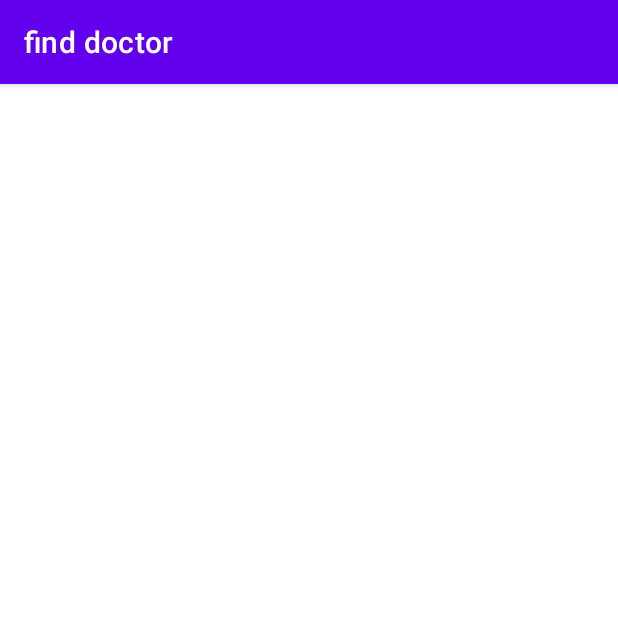
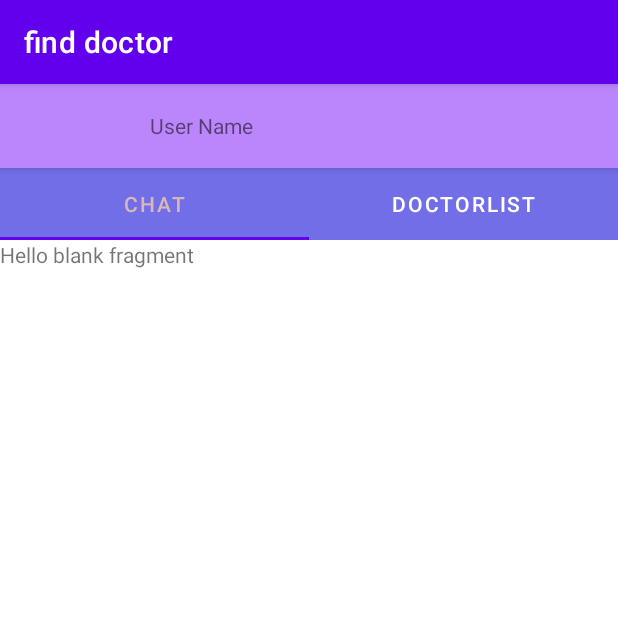
Before and after one commit to Mustakim-lab/Find-Doctor, an Android app: the DoctorChatListActivity screen opened directly, with no data from a screen before it, on a phone screen of 412 x 824 dp, the top half of it. Run offline under Robolectric (Android 15) with nearby library versions, the phone set to English and light mode, and no system bars; our stand-ins replace CircleImageView, Firebase (no records; nobody signed in at launch, a user with empty details on screens opened directly).

Commit message:
chat doctor list show

```diff
--- a/app/src/main/AndroidManifest.xml
+++ b/app/src/main/AndroidManifest.xml
@@ -9,6 +9,9 @@
         android:roundIcon="@mipmap/ic_launcher_round"
         android:supportsRtl="true"
         android:theme="@style/Theme.FindDoctor">
+        <activity
+            android:name=".MessageWithDActivity"
+            android:exported="false" />
         <activity
             android:name=".DoctorChatListActivity"
             android:exported="false" />
--- a/app/src/main/java/com/example/finddoctor/CorunaDoctor.java
+++ b/app/src/main/java/com/example/finddoctor/CorunaDoctor.java
@@ -5,7 +5,6 @@ import androidx.appcompat.app.AppCompatActivity;
 import android.content.Intent;
 import android.os.Bundle;
 import android.view.View;
-import android.widget.Adapter;
 import android.widget.AdapterView;
 import android.widget.ListView;
 
--- a/app/src/main/java/com/example/finddoctor/DoctorChatListActivity.java
+++ b/app/src/main/java/com/example/finddoctor/DoctorChatListActivity.java
@@ -1,14 +1,84 @@
 package com.example.finddoctor;
 
+import androidx.annotation.NonNull;
+import androidx.annotation.Nullable;
 import androidx.appcompat.app.AppCompatActivity;
+import androidx.fragment.app.Fragment;
+import androidx.fragment.app.FragmentManager;
+import androidx.fragment.app.FragmentPagerAdapter;
+import androidx.viewpager.widget.ViewPager;
 
 import android.os.Bundle;
+import android.widget.TextView;
+
+import com.example.finddoctor.Fragment.ChatFragment;
+import com.example.finddoctor.Fragment.DListFragment;
+import com.google.android.material.tabs.TabLayout;
+import com.google.firebase.auth.FirebaseAuth;
+import com.google.firebase.auth.FirebaseUser;
+import com.google.firebase.database.DataSnapshot;
+import com.google.firebase.database.DatabaseError;
+import com.google.firebase.database.DatabaseReference;
+import com.google.firebase.database.FirebaseDatabase;
+import com.google.firebase.database.ValueEventListener;
+
+import java.util.ArrayList;
 
 public class DoctorChatListActivity extends AppCompatActivity {
 
+    TextView userNameText;
+    FirebaseUser firebaseUser;
+    DatabaseReference reference;
+    FirebaseAuth mAuth;
+
+    TabLayout tabLayout;
+    ViewPager viewPager;
     @Override
     protected void onCreate(Bundle savedInstanceState) {
         super.onCreate(savedInstanceState);
         setContentView(R.layout.activity_doctor_chat_list);
+
+        tabLayout=findViewById(R.id.tabLayout_ID);
+        viewPager=findViewById(R.id.viewPager_ID);
+        ViewPaggerAdapter viewPaggerAdapter=new ViewPaggerAdapter(getSupportFragmentManager());
+        viewPaggerAdapter.addFragment(new ChatFragment(),"Chat");
+        viewPaggerAdapter.addFragment(new DListFragment(),"DoctorList");
+        viewPager.setAdapter(viewPaggerAdapter);
+        tabLayout.setupWithViewPager(viewPager);
+    }
+
+    class ViewPaggerAdapter extends FragmentPagerAdapter{
+
+        private ArrayList<Fragment> fragments;
+
+        private ArrayList<String> titles;
+
+        public ViewPaggerAdapter(FragmentManager fm){
+            super(fm);
+            this.fragments=new ArrayList<>();
+            this.titles=new ArrayList<>();
+        }
+
+        @NonNull
+        @Override
+        public Fragment getItem(int position) {
+            return fragments.get(position);
+        }
+
+        @Override
+        public int getCount() {
+            return fragments.size();
+        }
+
+        public void addFragment(Fragment fragment,String title){
+            fragments.add(fragment);
+            titles.add(title);
+        }
+
+        @Nullable
+        @Override
+        public CharSequence getPageTitle(int position) {
+            return titles.get(position);
+        }
     }
 }
--- /dev/null
+++ b/app/src/main/java/com/example/finddoctor/Fragment/ChatFragment.java
@@ -0,0 +1,24 @@
+package com.example.finddoctor.Fragment;
+
+import android.os.Bundle;
+
+import androidx.fragment.app.Fragment;
+
+import android.view.LayoutInflater;
+import android.view.View;
+import android.view.ViewGroup;
+
+import com.example.finddoctor.R;
+
+
+public class ChatFragment extends Fragment {
+
+
+
+    @Override
+    public View onCreateView(LayoutInflater inflater, ViewGroup container,
+                             Bundle savedInstanceState) {
+        // Inflate the layout for this fragment
+        return inflater.inflate(R.layout.fragment_chat, container, false);
+    }
+}
--- /dev/null
+++ b/app/src/main/java/com/example/finddoctor/Fragment/DListFragment.java
@@ -0,0 +1,76 @@
+package com.example.finddoctor.Fragment;
+
+import android.os.Bundle;
+
+import androidx.annotation.NonNull;
+import androidx.fragment.app.Fragment;
+import androidx.recyclerview.widget.LinearLayoutManager;
+import androidx.recyclerview.widget.RecyclerView;
+
+import android.view.LayoutInflater;
+import android.view.View;
+import android.view.ViewGroup;
+
+import com.example.finddoctor.Model.Users;
+import com.example.finddoctor.R;
+import com.google.firebase.auth.FirebaseAuth;
+import com.google.firebase.auth.FirebaseUser;
+import com.google.firebase.database.DataSnapshot;
+import com.google.firebase.database.DatabaseError;
+import com.google.firebase.database.DatabaseReference;
+import com.google.firebase.database.FirebaseDatabase;
+import com.google.firebase.database.ValueEventListener;
+
+import java.util.ArrayList;
+import java.util.List;
+
+
+public class DListFragment extends Fragment {
+
+    RecyclerView recyclerView;
+    private UserAdapter userAdapter;
+    List<Users> usersList;
+    FirebaseUser firebaseUser;
+    @Override
+    public View onCreateView(LayoutInflater inflater, ViewGroup container,
+                             Bundle savedInstanceState) {
+        // Inflate the layout for this fragment
+        View view= inflater.inflate(R.layout.fragment_d_list, container, false);
+
+        recyclerView=view.findViewById(R.id.doctorListRecycler_ID);
+        recyclerView.setHasFixedSize(true);
+        LinearLayoutManager layoutManager=new LinearLayoutManager(getContext());
+        recyclerView.setLayoutManager(layoutManager);
+
+        usersList=new ArrayList<>();
+
+        radUsers();
+
+        return view;
+    }
+
+    private void radUsers() {
+        firebaseUser= FirebaseAuth.getInstance().getCurrentUser();;
+        DatabaseReference reference= FirebaseDatabase.getInstance().getReference("Doctor List");
+        reference.addValueEventListener(new ValueEventListener() {
+            @Override
+            public void onDataChange(@NonNull DataSnapshot snapshot) {
+                usersList.clear();
+                for (DataSnapshot dataSnapshot:snapshot.getChildren()){
+                    Users users=dataSnapshot.getValue(Users.class);
+                    if (!users.getId().equals(firebaseUser.getUid())){
+                        usersList.add(users);
+                    }
+                }
+
+                userAdapter=new UserAdapter(getContext(),usersList);
+                recyclerView.setAdapter(userAdapter);
+            }
+
+            @Override
+            public void onCancelled(@NonNull DatabaseError error) {
+
+            }
+        });
+    }
+}
--- /dev/null
+++ b/app/src/main/java/com/example/finddoctor/Fragment/UserAdapter.java
@@ -0,0 +1,81 @@
+package com.example.finddoctor.Fragment;
+
+import android.content.Context;
+import android.content.Intent;
+import android.view.LayoutInflater;
+import android.view.View;
+import android.view.ViewGroup;
+import android.widget.TextView;
+
+import androidx.annotation.NonNull;
+import androidx.recyclerview.widget.RecyclerView;
+
+import com.example.finddoctor.MessageWithDActivity;
+import com.example.finddoctor.Model.Users;
+import com.example.finddoctor.R;
+
+import java.util.List;
+
+import de.hdodenhof.circleimageview.CircleImageView;
+
+public class UserAdapter extends RecyclerView.Adapter<UserAdapter.ViewHolder> {
+    Context context;
+    List<Users> userList;
+
+    String userID;
+
+    public UserAdapter(Context context, List<Users> userList) {
+        this.context = context;
+        this.userList = userList;
+    }
+
+    @NonNull
+    @Override
+    public ViewHolder onCreateViewHolder(@NonNull ViewGroup parent, int viewType) {
+        LayoutInflater layoutInflater=LayoutInflater.from(context);
+        View view=layoutInflater.inflate(R.layout.doctorlist_chat,parent,false);
+        return new ViewHolder(view);
+    }
+
+    @Override
+    public void onBindViewHolder(@NonNull ViewHolder holder, int position) {
+        Users users=userList.get(position);
+
+        userID=users.getId();
+
+        holder.textView.setText(users.getUsername());
+
+    }
+
+    @Override
+    public int getItemCount() {
+        return userList.size();
+    }
+
+
+    public class ViewHolder extends RecyclerView.ViewHolder implements View.OnClickListener{
+
+        private CircleImageView circleImageView;
+        private TextView textView;
+
+        public ViewHolder(@NonNull View itemView) {
+            super(itemView);
+            circleImageView=itemView.findViewById(R.id.doctorImg_ID);
+            textView=itemView.findViewById(R.id.doctorName_ID);
+
+            itemView.setOnClickListener(this);
+        }
+
+        @Override
+        public void onClick(View v) {
+            Users users=userList.get(getAdapterPosition());
+
+            userID=users.getId();
+
+            Intent intent=new Intent(context, MessageWithDActivity.class);
+            intent.putExtra("userID",userID);
+            context.startActivity(intent);
+
+        }
+    }
+}
--- a/app/src/main/java/com/example/finddoctor/HelthActivity.java
+++ b/app/src/main/java/com/example/finddoctor/HelthActivity.java
@@ -4,7 +4,6 @@ import androidx.appcompat.app.AppCompatActivity;
 
 import android.os.Bundle;
 import android.widget.ListView;
-import android.widget.SearchView;
 
 import com.example.finddoctor.Adapter.HelthAdapter;
 
--- a/app/src/main/res/layout/activity_doctor_chat_list.xml
+++ b/app/src/main/res/layout/activity_doctor_chat_list.xml
@@ -1,9 +1,48 @@
 <?xml version="1.0" encoding="utf-8"?>
-<androidx.constraintlayout.widget.ConstraintLayout xmlns:android="http://schemas.android.com/apk/res/android"
+<LinearLayout xmlns:android="http://schemas.android.com/apk/res/android"
     xmlns:app="http://schemas.android.com/apk/res-auto"
     xmlns:tools="http://schemas.android.com/tools"
     android:layout_width="match_parent"
     android:layout_height="match_parent"
+    android:orientation="vertical"
     tools:context=".DoctorChatListActivity">
 
-</androidx.constraintlayout.widget.ConstraintLayout>
+    <com.google.android.material.appbar.AppBarLayout
+        android:layout_width="match_parent"
+        android:layout_height="wrap_content">
+
+        <androidx.appcompat.widget.Toolbar
+            android:id="@+id/toolbar_ID"
+            android:layout_width="match_parent"
+            android:layout_height="wrap_content"
+            android:background="@color/purple_200">
+
+            <TextView
+                android:id="@+id/user_name_chat_ID"
+                android:layout_width="wrap_content"
+                android:layout_height="wrap_content"
+                android:layout_marginLeft="100dp"
+                android:text="User Name">
+
+            </TextView>
+        </androidx.appcompat.widget.Toolbar>
+    </com.google.android.material.appbar.AppBarLayout>
+
+    <com.google.android.material.tabs.TabLayout
+        android:layout_width="match_parent"
+        android:layout_height="wrap_content"
+        android:id="@+id/tabLayout_ID"
+        android:background="#726EE8"
+        app:tabSelectedTextColor="#DAB7B7"
+        app:tabTextColor="#fff">
+
+    </com.google.android.material.tabs.TabLayout>
+    <androidx.viewpager.widget.ViewPager
+        android:layout_width="match_parent"
+        android:layout_height="match_parent"
+        android:id="@+id/viewPager_ID"
+        app:layout_behavior="@string/appbar_scrolling_view_behavior">
+
+    </androidx.viewpager.widget.ViewPager>
+
+</LinearLayout>
--- /dev/null
+++ b/app/src/main/res/layout/fragment_chat.xml
@@ -0,0 +1,14 @@
+<?xml version="1.0" encoding="utf-8"?>
+<FrameLayout xmlns:android="http://schemas.android.com/apk/res/android"
+    xmlns:tools="http://schemas.android.com/tools"
+    android:layout_width="match_parent"
+    android:layout_height="match_parent"
+    tools:context=".Fragment.ChatFragment">
+
+    <!-- TODO: Update blank fragment layout -->
+    <TextView
+        android:layout_width="match_parent"
+        android:layout_height="match_parent"
+        android:text="@string/hello_blank_fragment" />
+
+</FrameLayout>
--- a/app/src/main/res/values/strings.xml
+++ b/app/src/main/res/values/strings.xml
@@ -93,5 +93,7 @@ National Hospital, Chittagong
 
         </item>
     </string-array>
+    <!-- TODO: Remove or change this placeholder text -->
+    <string name="hello_blank_fragment">Hello blank fragment</string>
 
 </resources>
```
Also changed, not shown: app/build.gradle (+24 -0 lines), app/src/main/java/com/example/finddoctor/MessageWithDActivity.java (added, +14 -0 lines), app/src/main/java/com/example/finddoctor/Model/Users.java (added, +30 -0 lines), app/src/main/res/layout/activity_message_with_dactivity.xml (added, +9 -0 lines), app/src/main/res/layout/doctorlist_chat.xml (added, +27 -0 lines), app/src/main/res/layout/fragment_d_list.xml (added, +16 -0 lines).
